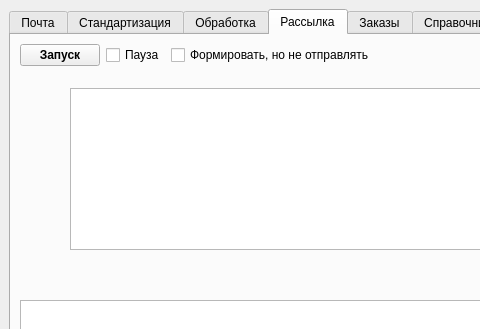
The window that price_processing_2.ui (tmptr1/price_processing) describes before a commit, drawn with Qt 5; both pictures show x 0 to 480 and y 0 to 329 of the 1113 by 879 pixel window.
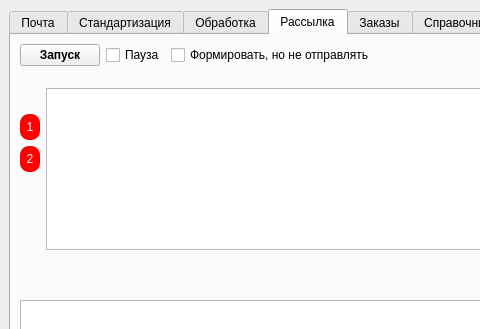
The same window after the commit. The open tabs and pages were chosen to show the change. Icons and pictures are not drawn.

Commit message: thread status (color), words_except (20code) in CatalogUpdate optimization

Diff of the .ui file:
```diff
--- a/price_processing_2.ui
+++ b/price_processing_2.ui
@@ -298,9 +298,9 @@
        <attribute name="title">
         <string>Стандартизация</string>
        </attribute>
-       <layout class="QGridLayout" name="gridLayout_5">
+       <layout class="QGridLayout" name="gridLayout_12">
         <item row="0" column="0">
-         <layout class="QVBoxLayout" name="verticalLayout_2" stretch="3,1,10,1,35">
+         <layout class="QVBoxLayout" name="verticalLayout_15" stretch="3,1,10,1,35">
           <item>
            <layout class="QHBoxLayout" name="horizontalLayout_2">
             <item>
@@ -419,22 +419,66 @@
            </spacer>
           </item>
           <item>
-           <layout class="QHBoxLayout" name="horizontalLayout" stretch="0,0,0">
+           <layout class="QHBoxLayout" name="horizontalLayout_18">
             <item>
-             <spacer name="horizontalSpacer">
+             <layout class="QVBoxLayout" name="verticalLayout_9" stretch="1,1,1,3">
+              <item>
+               <spacer name="verticalSpacer_20">
               <property name="orientation">
-               <enum>Qt::Orientation::Horizontal</enum>
-              </property>
-              <property name="sizeType">
-               <enum>QSizePolicy::Policy::Minimum</enum>
-              </property>
+                 <enum>Qt::Orientation::Vertical</enum>
+                </property>
+                <property name="sizeHint" stdset="0">
+                 <size>
+                  <width>20</width>
+                  <height>18</height>
+                 </size>
+                </property>
+               </spacer>
+              </item>
+              <item>
+               <widget class="QLabel" name="ThreadLabel_1_1">
+                <property name="styleSheet">
+                 <string notr="true">background-color: red;
+border-radius: 9px;
+color: white;</string>
+                </property>
+                <property name="text">
+                 <string>1</string>
+                </property>
+                <property name="alignment">
+                 <set>Qt::AlignmentFlag::AlignCenter</set>
+                </property>
+               </widget>
+              </item>
+              <item>
+               <widget class="QLabel" name="ThreadLabel_2_1">
+                <property name="styleSheet">
+                 <string notr="true">background-color: red;
+border-radius: 9px;
+color: white;</string>
+                </property>
+                <property name="text">
+                 <string>2</string>
+                </property>
+                <property name="alignment">
+                 <set>Qt::AlignmentFlag::AlignCenter</set>
+                </property>
+               </widget>
+              </item>
+              <item>
+               <spacer name="verticalSpacer_16">
+                <property name="orientation">
+                 <enum>Qt::Orientation::Vertical</enum>
+                </property>
               <property name="sizeHint" stdset="0">
                <size>
-                <width>50</width>
-                <height>20</height>
+                  <width>20</width>
+                  <height>40</height>
                </size>
               </property>
              </spacer>
+              </item>
+             </layout>
             </item>
             <item>
              <widget class="QTableView" name="PriceStatusTableView_1">
@@ -471,7 +515,7 @@
             </property>
             <property name="sizeHint" stdset="0">
              <size>
-              <width>528</width>
+              <width>850</width>
               <height>13</height>
              </size>
             </property>
@@ -741,9 +785,9 @@
        <attribute name="title">
         <string>Обработка</string>
        </attribute>
-       <layout class="QGridLayout" name="gridLayout_12">
+       <layout class="QGridLayout" name="gridLayout_16">
         <item row="0" column="0">
-         <layout class="QVBoxLayout" name="verticalLayout_4" stretch="3,1,10,1,35">
+         <layout class="QVBoxLayout" name="verticalLayout_17" stretch="3,1,10,1,35">
           <item>
            <layout class="QHBoxLayout" name="horizontalLayout_17">
             <item>
@@ -855,14 +899,14 @@
             </property>
             <property name="sizeHint" stdset="0">
              <size>
-              <width>528</width>
+              <width>850</width>
               <height>13</height>
              </size>
             </property>
            </spacer>
           </item>
           <item>
-           <layout class="QHBoxLayout" name="horizontalLayout_18" stretch="0,0,0">
+           <layout class="QHBoxLayout" name="horizontalLayout_27">
             <item>
              <spacer name="horizontalSpacer_26">
               <property name="orientation">
@@ -1184,12 +1228,9 @@
        <attribute name="title">
         <string>Рассылка</string>
        </attribute>
-       <layout class="QGridLayout" name="gridLayout_16">
+       <layout class="QGridLayout" name="gridLayout_5">
         <item row="0" column="0">
-         <layout class="QVBoxLayout" name="verticalLayout_9" stretch="3,1,10,1,35">
-          <property name="spacing">
-           <number>6</number>
-          </property>
+         <layout class="QVBoxLayout" name="verticalLayout_4" stretch="3,1,10,1,35">
           <item>
            <layout class="QHBoxLayout" name="horizontalLayout_25">
             <item>
@@ -1265,6 +1306,23 @@
             </property>
             <property name="sizeHint" stdset="0">
              <size>
+              <width>730</width>
+              <height>13</height>
+             </size>
+            </property>
+           </spacer>
+          </item>
+          <item>
+           <layout class="QHBoxLayout" name="horizontalLayout">
+            <item>
+             <layout class="QVBoxLayout" name="verticalLayout_2" stretch="1,1,1,3">
+              <item>
+               <spacer name="verticalSpacer_19">
+                <property name="orientation">
+                 <enum>Qt::Orientation::Vertical</enum>
+                </property>
+                <property name="sizeHint" stdset="0">
+                 <size>
               <width>20</width>
               <height>40</height>
              </size>
@@ -1272,22 +1330,49 @@
            </spacer>
           </item>
           <item>
-           <layout class="QHBoxLayout" name="horizontalLayout_27">
+               <widget class="QLabel" name="ThreadLabel_1_4">
+                <property name="styleSheet">
+                 <string notr="true">background-color: red;
+border-radius: 9px;
+color: white;</string>
+                </property>
+                <property name="text">
+                 <string>1</string>
+                </property>
+                <property name="alignment">
+                 <set>Qt::AlignmentFlag::AlignCenter</set>
+                </property>
+               </widget>
+              </item>
             <item>
-             <spacer name="horizontalSpacer_35">
-              <property name="orientation">
-               <enum>Qt::Orientation::Horizontal</enum>
-              </property>
-              <property name="sizeType">
-               <enum>QSizePolicy::Policy::Minimum</enum>
-              </property>
+               <widget class="QLabel" name="ThreadLabel_2_4">
+                <property name="styleSheet">
+                 <string notr="true">background-color: red;
+border-radius: 9px;
+color: white;</string>
+                </property>
+                <property name="text">
+                 <string>2</string>
+                </property>
+                <property name="alignment">
+                 <set>Qt::AlignmentFlag::AlignCenter</set>
+                </property>
+               </widget>
+              </item>
+              <item>
+               <spacer name="verticalSpacer_18">
+                <property name="orientation">
+                 <enum>Qt::Orientation::Vertical</enum>
+                </property>
               <property name="sizeHint" stdset="0">
                <size>
-                <width>50</width>
-                <height>20</height>
+                  <width>20</width>
+                  <height>40</height>
                </size>
               </property>
              </spacer>
+              </item>
+             </layout>
             </item>
             <item>
              <widget class="QTableView" name="PriceStatusTableView_4"/>
@@ -1317,8 +1402,8 @@
             </property>
             <property name="sizeHint" stdset="0">
              <size>
-              <width>20</width>
-              <height>40</height>
+              <width>730</width>
+              <height>13</height>
              </size>
             </property>
            </spacer>
```
Left out of the diff: 60 changed lines with no effect on the pictures. Lines whose indentation alone changed are shown as unchanged. The commit also changes 7 other files.
